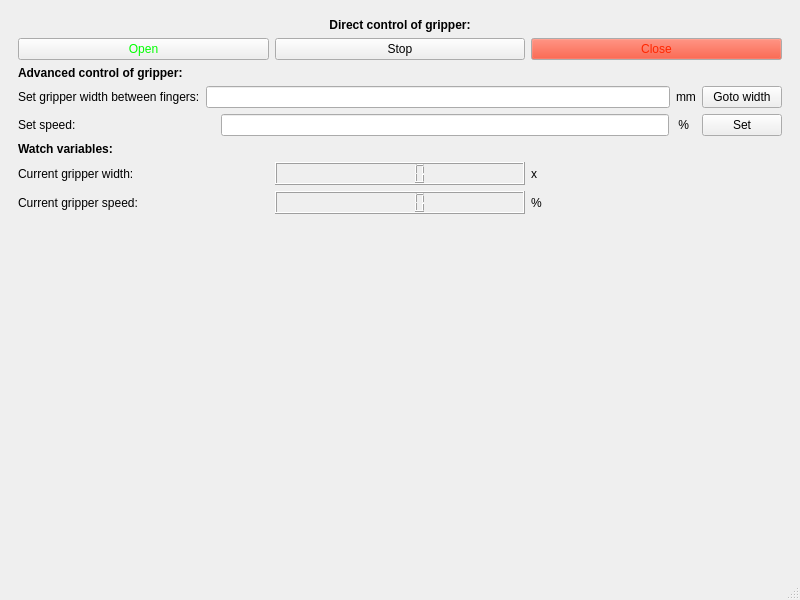
Before: the Qt Designer form Cpp Rasbarry PI/RobotHand/MainWindow.ui in Andreasgdp/Robot-hand-semester-2, drawn with Qt 5.
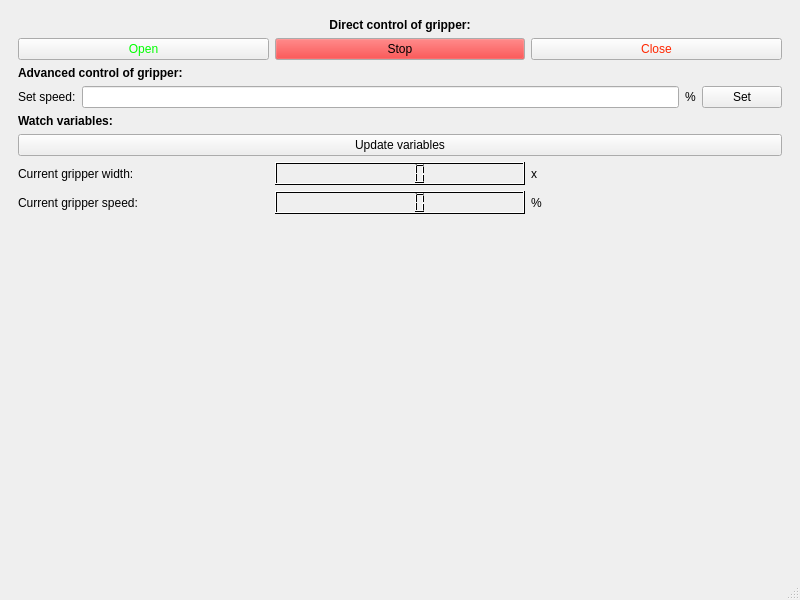
After: the same form once the commit is applied. Icons and pictures are not drawn.

What changed in the file:
```diff
--- a/Cpp Rasbarry PI/RobotHand/MainWindow.ui
+++ b/Cpp Rasbarry PI/RobotHand/MainWindow.ui
@@ -119,6 +119,43 @@
              </item>
              <item>
               <widget class="QPushButton" name="btConnect">
+               <property name="palette">
+                <palette>
+                 <active>
+                  <colorrole role="Button">
+                   <brush brushstyle="SolidPattern">
+                    <color alpha="255">
+                     <red>255</red>
+                     <green>0</green>
+                     <blue>0</blue>
+                    </color>
+                   </brush>
+                  </colorrole>
+                 </active>
+                 <inactive>
+                  <colorrole role="Button">
+                   <brush brushstyle="SolidPattern">
+                    <color alpha="255">
+                     <red>255</red>
+                     <green>0</green>
+                     <blue>0</blue>
+                    </color>
+                   </brush>
+                  </colorrole>
+                 </inactive>
+                 <disabled>
+                  <colorrole role="Button">
+                   <brush brushstyle="SolidPattern">
+                    <color alpha="255">
+                     <red>255</red>
+                     <green>0</green>
+                     <blue>0</blue>
+                    </color>
+                   </brush>
+                  </colorrole>
+                 </disabled>
+                </palette>
+               </property>
                <property name="text">
                 <string>Stop</string>
                </property>
@@ -133,15 +170,6 @@
                <property name="palette">
                 <palette>
                  <active>
-                  <colorrole role="Button">
-                   <brush brushstyle="SolidPattern">
-                    <color alpha="255">
-                     <red>255</red>
-                     <green>38</green>
-                     <blue>0</blue>
-                    </color>
-                   </brush>
-                  </colorrole>
                   <colorrole role="ButtonText">
                    <brush brushstyle="SolidPattern">
                     <color alpha="255">
@@ -153,15 +181,6 @@
                   </colorrole>
                  </active>
                  <inactive>
-                  <colorrole role="Button">
-                   <brush brushstyle="SolidPattern">
-                    <color alpha="255">
-                     <red>255</red>
-                     <green>38</green>
-                     <blue>0</blue>
-                    </color>
-                   </brush>
-                  </colorrole>
                   <colorrole role="ButtonText">
                    <brush brushstyle="SolidPattern">
                     <color alpha="255">
@@ -173,15 +192,6 @@
                   </colorrole>
                  </inactive>
                  <disabled>
-                  <colorrole role="Button">
-                   <brush brushstyle="SolidPattern">
-                    <color alpha="255">
-                     <red>255</red>
-                     <green>38</green>
-                     <blue>0</blue>
-                    </color>
-                   </brush>
-                  </colorrole>
                   <colorrole role="ButtonText">
                    <brush brushstyle="SolidPattern">
                     <color alpha="255">
@@ -218,51 +228,6 @@
             </property>
            </widget>
           </item>
-          <item>
-           <widget class="QWidget" name="Advancetwidget" native="true">
-            <layout class="QHBoxLayout" name="horizontalLayout_3">
-             <property name="leftMargin">
-              <number>0</number>
-             </property>
-             <property name="topMargin">
-              <number>0</number>
-             </property>
-             <property name="rightMargin">
-              <number>0</number>
-             </property>
-             <property name="bottomMargin">
-              <number>0</number>
-             </property>
-             <item>
-              <widget class="QLabel" name="label_3">
-               <property name="text">
-                <string>Set gripper width between fingers:</string>
-               </property>
-               <property name="textFormat">
-                <enum>Qt::PlainText</enum>
-               </property>
-              </widget>
-             </item>
-             <item>
-              <widget class="QLineEdit" name="lSetWidth"/>
-             </item>
-             <item>
-              <widget class="QLabel" name="label_5">
-               <property name="text">
-                <string>mm</string>
-               </property>
-              </widget>
-             </item>
-             <item>
-              <widget class="QPushButton" name="btGoto">
-               <property name="text">
-                <string>Goto width</string>
-               </property>
-              </widget>
-             </item>
-            </layout>
-           </widget>
-          </item>
           <item>
            <widget class="QWidget" name="speedWidget" native="true">
             <layout class="QHBoxLayout" name="horizontalLayout">
@@ -294,29 +259,13 @@
                </property>
               </widget>
              </item>
-             <item>
-              <spacer name="horizontalSpacer">
-               <property name="orientation">
-                <enum>Qt::Horizontal</enum>
-               </property>
-               <property name="sizeType">
-                <enum>QSizePolicy::Fixed</enum>
-               </property>
-               <property name="sizeHint" stdset="0">
-                <size>
-                 <width>139</width>
-                 <height>20</height>
-                </size>
-               </property>
-              </spacer>
-             </item>
              <item>
               <widget class="QLineEdit" name="leSpeed"/>
              </item>
              <item>
               <widget class="QLabel" name="label_4">
                <property name="text">
-                <string> %  </string>
+                <string>%</string>
                </property>
               </widget>
              </item>
@@ -343,6 +292,13 @@
             </property>
            </widget>
           </item>
+          <item>
+           <widget class="QPushButton" name="pushButton">
+            <property name="text">
+             <string>Update variables</string>
+            </property>
+           </widget>
+          </item>
           <item>
            <widget class="QWidget" name="Variabelwidget" native="true">
             <layout class="QGridLayout" name="gridLayout_3">
@@ -380,7 +336,423 @@
               </widget>
              </item>
              <item row="1" column="1">
-              <widget class="QLCDNumber" name="lcdSpeed"/>
+              <widget class="QLCDNumber" name="lcdSpeed">
+               <property name="palette">
+                <palette>
+                 <active>
+                  <colorrole role="WindowText">
+                   <brush brushstyle="SolidPattern">
+                    <color alpha="255">
+                     <red>255</red>
+                     <green>255</green>
+                     <blue>255</blue>
+                    </color>
+                   </brush>
+                  </colorrole>
+                  <colorrole role="Button">
+                   <brush brushstyle="SolidPattern">
+                    <color alpha="255">
+                     <red>255</red>
+                     <green>255</green>
+                     <blue>255</blue>
+                    </color>
+                   </brush>
+                  </colorrole>
+                  <colorrole role="Light">
+                   <brush brushstyle="SolidPattern">
+                    <color alpha="255">
+                     <red>255</red>
+                     <green>255</green>
+                     <blue>255</blue>
+                    </color>
+                   </brush>
+                  </colorrole>
+                  <colorrole role="Midlight">
+                   <brush brushstyle="SolidPattern">
+                    <color alpha="255">
+                     <red>0</red>
+                     <green>0</green>
+                     <blue>0</blue>
+                    </color>
+                   </brush>
+                  </colorrole>
+                  <colorrole role="Dark">
+                   <brush brushstyle="SolidPattern">
+                    <color alpha="255">
+                     <red>0</red>
+                     <green>0</green>
+                     <blue>0</blue>
+                    </color>
+                   </brush>
+                  </colorrole>
+                  <colorrole role="Mid">
+                   <brush brushstyle="SolidPattern">
+                    <color alpha="255">
+                     <red>0</red>
+                     <green>0</green>
+                     <blue>0</blue>
+                    </color>
+                   </brush>
+                  </colorrole>
+                  <colorrole role="Text">
+                   <brush brushstyle="SolidPattern">
+                    <color alpha="255">
+                     <red>0</red>
+                     <green>0</green>
+                     <blue>0</blue>
+                    </color>
+                   </brush>
+                  </colorrole>
+                  <colorrole role="BrightText">
+                   <brush brushstyle="SolidPattern">
+                    <color alpha="255">
+                     <red>255</red>
+                     <green>255</green>
+                     <blue>255</blue>
+                    </color>
+                   </brush>
+                  </colorrole>
+                  <colorrole role="ButtonText">
+                   <brush brushstyle="SolidPattern">
+                    <color alpha="255">
+                     <red>255</red>
+                     <green>255</green>
+                     <blue>255</blue>
+                    </color>
+                   </brush>
+                  </colorrole>
+                  <colorrole role="Base">
+                   <brush brushstyle="SolidPattern">
+                    <color alpha="255">
+                     <red>255</red>
+                     <green>255</green>
+                     <blue>255</blue>
+                    </color>
+                   </brush>
+                  </colorrole>
+                  <colorrole role="Window">
+                   <brush brushstyle="SolidPattern">
+                    <color alpha="255">
+                     <red>0</red>
+                     <green>0</green>
+                     <blue>0</blue>
+                    </color>
+                   </brush>
+                  </colorrole>
+                  <colorrole role="Shadow">
+                   <brush brushstyle="SolidPattern">
+                    <color alpha="255">
+                     <red>0</red>
+                     <green>0</green>
+                     <blue>0</blue>
+                    </color>
+                   </brush>
+                  </colorrole>
+                  <colorrole role="AlternateBase">
+                   <brush brushstyle="SolidPattern">
+                    <color alpha="255">
+                     <red>255</red>
+                     <green>255</green>
+                     <blue>255</blue>
+                    </color>
+                   </brush>
+                  </colorrole>
+                  <colorrole role="ToolTipBase">
+                   <brush brushstyle="SolidPattern">
+                    <color alpha="255">
+                     <red>255</red>
+                     <green>255</green>
+                     <blue>220</blue>
+                    </color>
+                   </brush>
+                  </colorrole>
+                  <colorrole role="ToolTipText">
+                   <brush brushstyle="SolidPattern">
+                    <color alpha="255">
+                     <red>255</red>
+                     <green>255</green>
+                     <blue>255</blue>
+                    </color>
+                   </brush>
+                  </colorrole>
+                 </active>
+                 <inactive>
+                  <colorrole role="WindowText">
+                   <brush brushstyle="SolidPattern">
+                    <color alpha="255">
+                     <red>255</red>
+                     <green>255</green>
+                     <blue>255</blue>
+                    </color>
+                   </brush>
+                  </colorrole>
+                  <colorrole role="Button">
+                   <brush brushstyle="SolidPattern">
+                    <color alpha="255">
+                     <red>255</red>
+                     <green>255</green>
+                     <blue>255</blue>
+                    </color>
+                   </brush>
+                  </colorrole>
+                  <colorrole role="Light">
+                   <brush brushstyle="SolidPattern">
+                    <color alpha="255">
+                     <red>255</red>
+                     <green>255</green>
+                     <blue>255</blue>
+                    </color>
+                   </brush>
+                  </colorrole>
+                  <colorrole role="Midlight">
+                   <brush brushstyle="SolidPattern">
+                    <color alpha="255">
+                     <red>0</red>
+                     <green>0</green>
+                     <blue>0</blue>
+                    </color>
+                   </brush>
+                  </colorrole>
+                  <colorrole role="Dark">
+                   <brush brushstyle="SolidPattern">
+                    <color alpha="255">
+                     <red>0</red>
+                     <green>0</green>
+                     <blue>0</blue>
+                    </color>
+                   </brush>
+                  </colorrole>
+                  <colorrole role="Mid">
+                   <brush brushstyle="SolidPattern">
+                    <color alpha="255">
+                     <red>0</red>
+                     <green>0</green>
+                     <blue>0</blue>
+                    </color>
+                   </brush>
+                  </colorrole>
+                  <colorrole role="Text">
+                   <brush brushstyle="SolidPattern">
+                    <color alpha="255">
+                     <red>0</red>
+                     <green>0</green>
+                     <blue>0</blue>
+                    </color>
+                   </brush>
+                  </colorrole>
+                  <colorrole role="BrightText">
+                   <brush brushstyle="SolidPattern">
+                    <color alpha="255">
+                     <red>255</red>
+                     <green>255</green>
+                     <blue>255</blue>
+                    </color>
+                   </brush>
+                  </colorrole>
+                  <colorrole role="ButtonText">
+                   <brush brushstyle="SolidPattern">
+                    <color alpha="255">
+                     <red>255</red>
+                     <green>255</green>
+                     <blue>255</blue>
+                    </color>
+                   </brush>
+                  </colorrole>
+                  <colorrole role="Base">
+                   <brush brushstyle="SolidPattern">
+                    <color alpha="255">
+                     <red>255</red>
+                     <green>255</green>
+                     <blue>255</blue>
+                    </color>
+                   </brush>
+                  </colorrole>
+                  <colorrole role="Window">
+                   <brush brushstyle="SolidPattern">
+                    <color alpha="255">
+                     <red>0</red>
+                     <green>0</green>
+                     <blue>0</blue>
+                    </color>
+                   </brush>
+                  </colorrole>
+                  <colorrole role="Shadow">
+                   <brush brushstyle="SolidPattern">
+                    <color alpha="255">
+                     <red>0</red>
+                     <green>0</green>
+                     <blue>0</blue>
+                    </color>
+                   </brush>
+                  </colorrole>
+                  <colorrole role="AlternateBase">
+                   <brush brushstyle="SolidPattern">
+                    <color alpha="255">
+                     <red>255</red>
+                     <green>255</green>
+                     <blue>255</blue>
+                    </color>
+                   </brush>
+                  </colorrole>
+                  <colorrole role="ToolTipBase">
+                   <brush brushstyle="SolidPattern">
+                    <color alpha="255">
+                     <red>255</red>
+                     <green>255</green>
+                     <blue>220</blue>
+                    </color>
+                   </brush>
+                  </colorrole>
+                  <colorrole role="ToolTipText">
+                   <brush brushstyle="SolidPattern">
+                    <color alpha="255">
+                     <red>255</red>
+                     <green>255</green>
+                     <blue>255</blue>
+                    </color>
+                   </brush>
+                  </colorrole>
+                 </inactive>
+                 <disabled>
+                  <colorrole role="WindowText">
+                   <brush brushstyle="SolidPattern">
+                    <color alpha="255">
+                     <red>0</red>
+                     <green>0</green>
+                     <blue>0</blue>
+                    </color>
+                   </brush>
+                  </colorrole>
+                  <colorrole role="Button">
+                   <brush brushstyle="SolidPattern">
+                    <color alpha="255">
+                     <red>255</red>
+                     <green>255</green>
+                     <blue>255</blue>
+                    </color>
+                   </brush>
+                  </colorrole>
+                  <colorrole role="Light">
+                   <brush brushstyle="SolidPattern">
+                    <color alpha="255">
+                     <red>255</red>
+                     <green>255</green>
+                     <blue>255</blue>
+                    </color>
+                   </brush>
+                  </colorrole>
+                  <colorrole role="Midlight">
+                   <brush brushstyle="SolidPattern">
+                    <color alpha="255">
+                     <red>0</red>
+                     <green>0</green>
+                     <blue>0</blue>
+                    </color>
+                   </brush>
+                  </colorrole>
+                  <colorrole role="Dark">
+                   <brush brushstyle="SolidPattern">
+                    <color alpha="255">
+                     <red>0</red>
+                     <green>0</green>
+                     <blue>0</blue>
+                    </color>
+                   </brush>
+                  </colorrole>
+                  <colorrole role="Mid">
+                   <brush brushstyle="SolidPattern">
+                    <color alpha="255">
+                     <red>0</red>
+                     <green>0</green>
+                     <blue>0</blue>
+                    </color>
+                   </brush>
+                  </colorrole>
+                  <colorrole role="Text">
+                   <brush brushstyle="SolidPattern">
+                    <color alpha="255">
+                     <red>0</red>
+                     <green>0</green>
+                     <blue>0</blue>
+                    </color>
+                   </brush>
+                  </colorrole>
+                  <colorrole role="BrightText">
+                   <brush brushstyle="SolidPattern">
+                    <color alpha="255">
+                     <red>255</red>
+                     <green>255</green>
+                     <blue>255</blue>
+                    </color>
+                   </brush>
+                  </colorrole>
+                  <colorrole role="ButtonText">
+                   <brush brushstyle="SolidPattern">
+                    <color alpha="255">
+                     <red>0</red>
+                     <green>0</green>
+                     <blue>0</blue>
+                    </color>
+                   </brush>
+                  </colorrole>
+                  <colorrole role="Base">
+                   <brush brushstyle="SolidPattern">
+                    <color alpha="255">
+                     <red>0</red>
+                     <green>0</green>
+                     <blue>0</blue>
+                    </color>
+                   </brush>
+                  </colorrole>
+                  <colorrole role="Window">
+                   <brush brushstyle="SolidPattern">
+                    <color alpha="255">
+                     <red>0</red>
+                     <green>0</green>
+                     <blue>0</blue>
+                    </color>
+                   </brush>
+                  </colorrole>
+                  <colorrole role="Shadow">
+                   <brush brushstyle="SolidPattern">
+                    <color alpha="255">
+                     <red>0</red>
+                     <green>0</green>
+                     <blue>0</blue>
+                    </color>
+                   </brush>
+                  </colorrole>
+                  <colorrole role="AlternateBase">
+                   <brush brushstyle="SolidPattern">
+                    <color alpha="255">
+                     <red>255</red>
+                     <green>255</green>
+                     <blue>255</blue>
+                    </color>
+                   </brush>
+                  </colorrole>
+                  <colorrole role="ToolTipBase">
+                   <brush brushstyle="SolidPattern">
+                    <color alpha="255">
+                     <red>255</red>
+                     <green>255</green>
+                     <blue>220</blue>
+                    </color>
+                   </brush>
+                  </colorrole>
+                  <colorrole role="ToolTipText">
+                   <brush brushstyle="SolidPattern">
+                    <color alpha="255">
+                     <red>255</red>
+                     <green>255</green>
+                     <blue>255</blue>
+                    </color>
+                   </brush>
+                  </colorrole>
+                 </disabled>
+                </palette>
+               </property>
+              </widget>
              </item>
              <item row="1" column="2">
               <widget class="QLabel" name="label_10">
@@ -391,6 +763,421 @@
              </item>
              <item row="0" column="1">
               <widget class="QLCDNumber" name="lcdWidth">
+               <property name="palette">
+                <palette>
+                 <active>
+                  <colorrole role="WindowText">
+                   <brush brushstyle="SolidPattern">
+                    <color alpha="255">
+                     <red>255</red>
+                     <green>255</green>
+                     <blue>255</blue>
+                    </color>
+                   </brush>
+                  </colorrole>
+                  <colorrole role="Button">
+                   <brush brushstyle="SolidPattern">
+                    <color alpha="255">
+                     <red>255</red>
+                     <green>255</green>
+                     <blue>255</blue>
+                    </color>
+                   </brush>
+                  </colorrole>
+                  <colorrole role="Light">
+                   <brush brushstyle="SolidPattern">
+                    <color alpha="255">
+                     <red>255</red>
+                     <green>255</green>
+                     <blue>255</blue>
+                    </color>
+                   </brush>
+                  </colorrole>
+                  <colorrole role="Midlight">
+                   <brush brushstyle="SolidPattern">
+                    <color alpha="255">
+                     <red>0</red>
+                     <green>0</green>
+                     <blue>0</blue>
+                    </color>
+                   </brush>
+                  </colorrole>
+                  <colorrole role="Dark">
+                   <brush brushstyle="SolidPattern">
+                    <color alpha="255">
+                     <red>0</red>
+                     <green>0</green>
+                     <blue>0</blue>
+                    </color>
+                   </brush>
+                  </colorrole>
+                  <colorrole role="Mid">
+                   <brush brushstyle="SolidPattern">
+                    <color alpha="255">
+                     <red>0</red>
+                     <green>0</green>
+                     <blue>0</blue>
+                    </color>
+                   </brush>
+                  </colorrole>
+                  <colorrole role="Text">
+                   <brush brushstyle="SolidPattern">
+                    <color alpha="255">
+                     <red>0</red>
+                     <green>0</green>
+                     <blue>0</blue>
+                    </color>
+                   </brush>
+                  </colorrole>
+                  <colorrole role="BrightText">
+                   <brush brushstyle="SolidPattern">
+                    <color alpha="255">
+                     <red>255</red>
+                     <green>255</green>
+                     <blue>255</blue>
+                    </color>
+                   </brush>
+                  </colorrole>
+                  <colorrole role="ButtonText">
+                   <brush brushstyle="SolidPattern">
+                    <color alpha="255">
+                     <red>0</red>
+                     <green>0</green>
+                     <blue>0</blue>
+                    </color>
+                   </brush>
+                  </colorrole>
+                  <colorrole role="Base">
+                   <brush brushstyle="SolidPattern">
+                    <color alpha="255">
+                     <red>0</red>
+                     <green>0</green>
+                     <blue>0</blue>
+                    </color>
+                   </brush>
+                  </colorrole>
+                  <colorrole role="Window">
+                   <brush brushstyle="SolidPattern">
+                    <color alpha="255">
+                     <red>0</red>
+                     <green>0</green>
+                     <blue>0</blue>
+                    </color>
+                   </brush>
+                  </colorrole>
+                  <colorrole role="Shadow">
+                   <brush brushstyle="SolidPattern">
+                    <color alpha="255">
+                     <red>0</red>
+                     <green>0</green>
+                     <blue>0</blue>
+                    </color>
+                   </brush>
+                  </colorrole>
+                  <colorrole role="AlternateBase">
+                   <brush brushstyle="SolidPattern">
+                    <color alpha="255">
+                     <red>255</red>
+                     <green>255</green>
+                     <blue>255</blue>
+                    </color>
+                   </brush>
+                  </colorrole>
+                  <colorrole role="ToolTipBase">
+                   <brush brushstyle="SolidPattern">
+                    <color alpha="255">
+                     <red>255</red>
+                     <green>255</green>
+                     <blue>220</blue>
+                    </color>
+                   </brush>
+                  </colorrole>
+                  <colorrole role="ToolTipText">
+                   <brush brushstyle="SolidPattern">
+                    <color alpha="255">
+                     <red>0</red>
+                     <green>0</green>
+                     <blue>0</blue>
+                    </color>
+                   </brush>
+                  </colorrole>
+                 </active>
+                 <inactive>
+                  <colorrole role="WindowText">
+                   <brush brushstyle="SolidPattern">
+                    <color alpha="255">
+                     <red>255</red>
+                     <green>255</green>
+                     <blue>255</blue>
+                    </color>
+                   </brush>
+                  </colorrole>
+                  <colorrole role="Button">
+                   <brush brushstyle="SolidPattern">
+                    <color alpha="255">
+                     <red>255</red>
+                     <green>255</green>
+                     <blue>255</blue>
+                    </color>
+                   </brush>
+                  </colorrole>
+                  <colorrole role="Light">
+                   <brush brushstyle="SolidPattern">
+                    <color alpha="255">
+                     <red>255</red>
+                     <green>255</green>
+                     <blue>255</blue>
+                    </color>
+                   </brush>
+                  </colorrole>
+                  <colorrole role="Midlight">
+                   <brush brushstyle="SolidPattern">
+                    <color alpha="255">
+                     <red>0</red>
+                     <green>0</green>
+                     <blue>0</blue>
+                    </color>
+                   </brush>
+                  </colorrole>
+                  <colorrole role="Dark">
+                   <brush brushstyle="SolidPattern">
+                    <color alpha="255">
+                     <red>0</red>
+                     <green>0</green>
+                     <blue>0</blue>
+                    </color>
+                   </brush>
+                  </colorrole>
+                  <colorrole role="Mid">
+                   <brush brushstyle="SolidPattern">
+                    <color alpha="255">
+                     <red>0</red>
+                     <green>0</green>
+                     <blue>0</blue>
+                    </color>
+                   </brush>
+                  </colorrole>
+                  <colorrole role="Text">
+                   <brush brushstyle="SolidPattern">
+                    <color alpha="255">
+                     <red>0</red>
+                     <green>0</green>
+                     <blue>0</blue>
+                    </color>
+                   </brush>
+                  </colorrole>
+                  <colorrole role="BrightText">
+                   <brush brushstyle="SolidPattern">
+                    <color alpha="255">
+                     <red>255</red>
+                     <green>255</green>
+                     <blue>255</blue>
+                    </color>
+                   </brush>
+                  </colorrole>
+                  <colorrole role="ButtonText">
+                   <brush brushstyle="SolidPattern">
+                    <color alpha="255">
+                     <red>0</red>
+                     <green>0</green>
+                     <blue>0</blue>
+                    </color>
+                   </brush>
+                  </colorrole>
+                  <colorrole role="Base">
+                   <brush brushstyle="SolidPattern">
+                    <color alpha="255">
+                     <red>0</red>
+                     <green>0</green>
+                     <blue>0</blue>
+                    </color>
+                   </brush>
+                  </colorrole>
+                  <colorrole role="Window">
+                   <brush brushstyle="SolidPattern">
+                    <color alpha="255">
+                     <red>0</red>
+                     <green>0</green>
+                     <blue>0</blue>
+                    </color>
+                   </brush>
+                  </colorrole>
+                  <colorrole role="Shadow">
+                   <brush brushstyle="SolidPattern">
+                    <color alpha="255">
+                     <red>0</red>
+                     <green>0</green>
+                     <blue>0</blue>
+                    </color>
+                   </brush>
+                  </colorrole>
+                  <colorrole role="AlternateBase">
+                   <brush brushstyle="SolidPattern">
+                    <color alpha="255">
+                     <red>255</red>
+                     <green>255</green>
+                     <blue>255</blue>
+                    </color>
+                   </brush>
+                  </colorrole>
+                  <colorrole role="ToolTipBase">
+                   <brush brushstyle="SolidPattern">
+                    <color alpha="255">
+                     <red>255</red>
+                     <green>255</green>
+                     <blue>220</blue>
+                    </color>
+                   </brush>
+                  </colorrole>
+                  <colorrole role="ToolTipText">
+                   <brush brushstyle="SolidPattern">
+                    <color alpha="255">
+                     <red>0</red>
+                     <green>0</green>
+                     <blue>0</blue>
+                    </color>
+                   </brush>
+                  </colorrole>
+                 </inactive>
+                 <disabled>
+                  <colorrole role="WindowText">
+                   <brush brushstyle="SolidPattern">
+                    <color alpha="255">
+                     <red>0</red>
+                     <green>0</green>
+                     <blue>0</blue>
+                    </color>
+                   </brush>
+                  </colorrole>
+                  <colorrole role="Button">
+                   <brush brushstyle="SolidPattern">
+                    <color alpha="255">
+                     <red>255</red>
+                     <green>255</green>
+                     <blue>255</blue>
+                    </color>
+                   </brush>
+                  </colorrole>
+                  <colorrole role="Light">
+                   <brush brushstyle="SolidPattern">
+                    <color alpha="255">
+                     <red>255</red>
+                     <green>255</green>
+                     <blue>255</blue>
+                    </color>
+                   </brush>
+                  </colorrole>
+                  <colorrole role="Midlight">
+                   <brush brushstyle="SolidPattern">
+                    <color alpha="255">
+                     <red>0</red>
+                     <green>0</green>
+                     <blue>0</blue>
+                    </color>
+                   </brush>
+                  </colorrole>
+                  <colorrole role="Dark">
+                   <brush brushstyle="SolidPattern">
+                    <color alpha="255">
+                     <red>0</red>
+                     <green>0</green>
+                     <blue>0</blue>
+                    </color>
+                   </brush>
+                  </colorrole>
+                  <colorrole role="Mid">
+                   <brush brushstyle="SolidPattern">
+                    <color alpha="255">
+                     <red>0</red>
+                     <green>0</green>
+                     <blue>0</blue>
+                    </color>
+                   </brush>
+                  </colorrole>
+                  <colorrole role="Text">
+                   <brush brushstyle="SolidPattern">
+                    <color alpha="255">
+                     <red>0</red>
+                     <green>0</green>
+                     <blue>0</blue>
+                    </color>
+                   </brush>
+                  </colorrole>
+                  <colorrole role="BrightText">
+                   <brush brushstyle="SolidPattern">
+                    <color alpha="255">
+                     <red>255</red>
+                     <green>255</green>
+                     <blue>255</blue>
+                    </color>
+                   </brush>
+                  </colorrole>
+                  <colorrole role="ButtonText">
+                   <brush brushstyle="SolidPattern">
+                    <color alpha="255">
+                     <red>0</red>
+                     <green>0</green>
+                     <blue>0</blue>
+                    </color>
+                   </brush>
+                  </colorrole>
+                  <colorrole role="Base">
+                   <brush brushstyle="SolidPattern">
+                    <color alpha="255">
+                     <red>0</red>
+                     <green>0</green>
+                     <blue>0</blue>
+                    </color>
+                   </brush>
+                  </colorrole>
+                  <colorrole role="Window">
+                   <brush brushstyle="SolidPattern">
+                    <color alpha="255">
+                     <red>0</red>
+                     <green>0</green>
+                     <blue>0</blue>
+                    </color>
+                   </brush>
+                  </colorrole>
+                  <colorrole role="Shadow">
+                   <brush brushstyle="SolidPattern">
+                    <color alpha="255">
+                     <red>0</red>
+                     <green>0</green>
+                     <blue>0</blue>
+                    </color>
+                   </brush>
+                  </colorrole>
+                  <colorrole role="AlternateBase">
+                   <brush brushstyle="SolidPattern">
+                    <color alpha="255">
+                     <red>255</red>
+                     <green>255</green>
+                     <blue>255</blue>
+                    </color>
+                   </brush>
+                  </colorrole>
+                  <colorrole role="ToolTipBase">
+                   <brush brushstyle="SolidPattern">
+                    <color alpha="255">
+                     <red>255</red>
+                     <green>255</green>
+                     <blue>220</blue>
+                    </color>
+                   </brush>
+                  </colorrole>
+                  <colorrole role="ToolTipText">
+                   <brush brushstyle="SolidPattern">
+                    <color alpha="255">
+                     <red>0</red>
+                     <green>0</green>
+                     <blue>0</blue>
+                    </color>
+                   </brush>
+                  </colorrole>
+                 </disabled>
+                </palette>
+               </property>
                <property name="smallDecimalPoint">
                 <bool>false</bool>
                </property>
```
Left out of the diff: 2 changed lines with no effect on the pictures.
